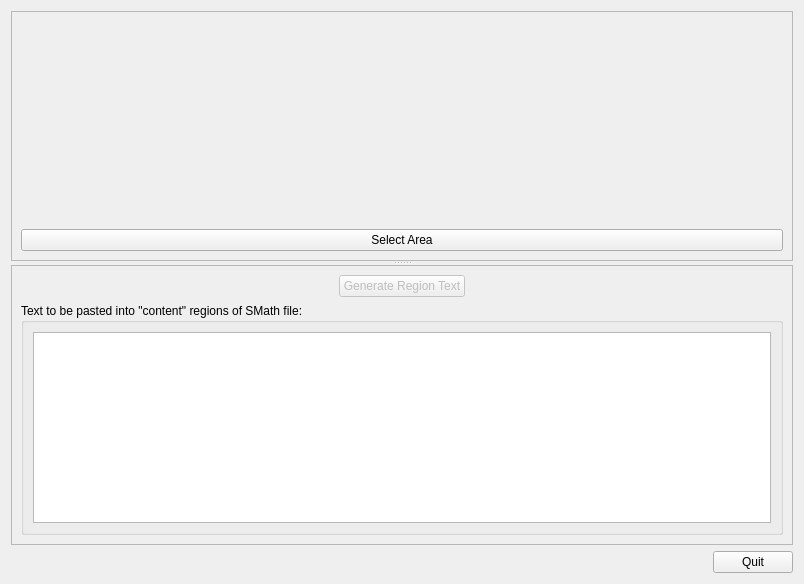
Before: the Qt Designer form image_capture_form.ui in erictmyers/insert_image_to_smath, drawn with Qt 5.
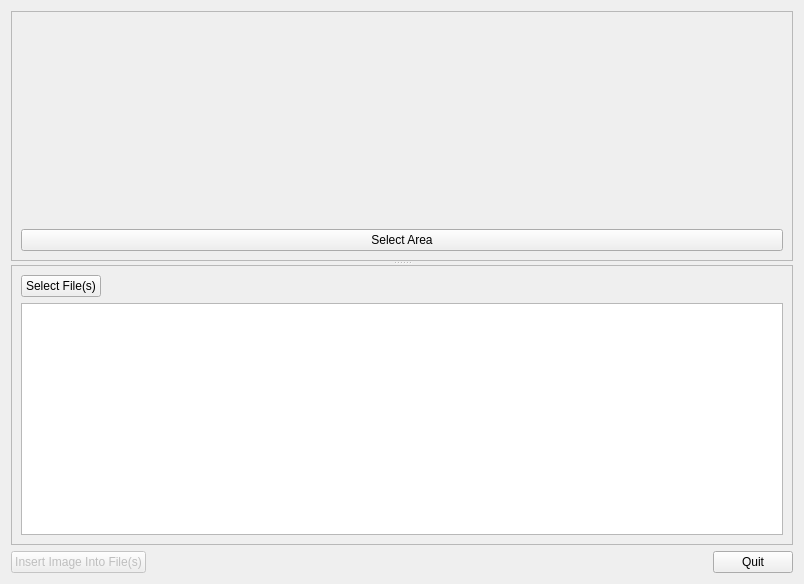
After: the same form once the commit is applied.

Commit message: Utility modified to insert image directly into SMath file, without the need to copy and paste using a text editor. Includes the ability to insert the image clip into multiple SMath files at a time.

Patch:
```diff
--- a/image_capture_form.ui
+++ b/image_capture_form.ui
@@ -13,28 +13,8 @@
   <property name="windowTitle">
    <string>Insert Screen Area to SMath</string>
   </property>
-  <layout class="QGridLayout" name="gridLayout_4">
-   <item row="1" column="1">
-    <widget class="QPushButton" name="quitScreenshotButton">
-     <property name="text">
-      <string>Quit</string>
-     </property>
-    </widget>
-   </item>
-   <item row="1" column="0">
-    <spacer name="horizontalSpacer_2">
-     <property name="orientation">
-      <enum>Qt::Horizontal</enum>
-     </property>
-     <property name="sizeHint" stdset="0">
-      <size>
-       <width>699</width>
-       <height>20</height>
-      </size>
-     </property>
-    </spacer>
-   </item>
-   <item row="0" column="0" colspan="2">
+  <layout class="QGridLayout" name="gridLayout">
+   <item row="0" column="0" colspan="3">
     <widget class="QSplitter" name="splitter">
      <property name="orientation">
       <enum>Qt::Vertical</enum>
@@ -83,30 +63,17 @@
        <enum>QFrame::Raised</enum>
       </property>
       <layout class="QGridLayout" name="gridLayout_2">
-       <item row="0" column="2">
-        <widget class="QPushButton" name="generateTextButton">
+       <item row="0" column="0">
+        <widget class="QPushButton" name="selectFilesButton">
          <property name="enabled">
-          <bool>false</bool>
+          <bool>true</bool>
          </property>
          <property name="text">
-          <string>Generate Region Text</string>
+          <string>Select File(s)</string>
          </property>
         </widget>
        </item>
        <item row="0" column="1">
-        <spacer name="horizontalSpacer_3">
-         <property name="orientation">
-          <enum>Qt::Horizontal</enum>
-         </property>
-         <property name="sizeHint" stdset="0">
-          <size>
-           <width>40</width>
-           <height>20</height>
-          </size>
-         </property>
-        </spacer>
-       </item>
-       <item row="0" column="3">
         <spacer name="horizontalSpacer">
          <property name="orientation">
           <enum>Qt::Horizontal</enum>
@@ -119,26 +86,43 @@
          </property>
         </spacer>
        </item>
-       <item row="1" column="0" colspan="5">
-        <widget class="QGroupBox" name="groupBox">
-         <property name="title">
-          <string>Text to be pasted into &quot;content&quot; regions of SMath file:</string>
-         </property>
-         <layout class="QGridLayout" name="gridLayout">
-          <item row="0" column="0">
-           <widget class="QTextEdit" name="regionTextEdit">
-            <property name="readOnly">
-             <bool>true</bool>
-            </property>
-           </widget>
-          </item>
-         </layout>
-        </widget>
+       <item row="1" column="0" colspan="2">
+        <widget class="QListWidget" name="fileListWidget"/>
        </item>
       </layout>
      </widget>
     </widget>
    </item>
+   <item row="1" column="0">
+    <widget class="QPushButton" name="insertImageButton">
+     <property name="enabled">
+      <bool>false</bool>
+     </property>
+     <property name="text">
+      <string>Insert Image Into File(s)</string>
+     </property>
+    </widget>
+   </item>
+   <item row="1" column="1">
+    <spacer name="horizontalSpacer_2">
+     <property name="orientation">
+      <enum>Qt::Horizontal</enum>
+     </property>
+     <property name="sizeHint" stdset="0">
+      <size>
+       <width>699</width>
+       <height>20</height>
+      </size>
+     </property>
+    </spacer>
+   </item>
+   <item row="1" column="2">
+    <widget class="QPushButton" name="quitScreenshotButton">
+     <property name="text">
+      <string>Quit</string>
+     </property>
+    </widget>
+   </item>
   </layout>
  </widget>
  <resources/>
```
The commit also changes 4 other files.
